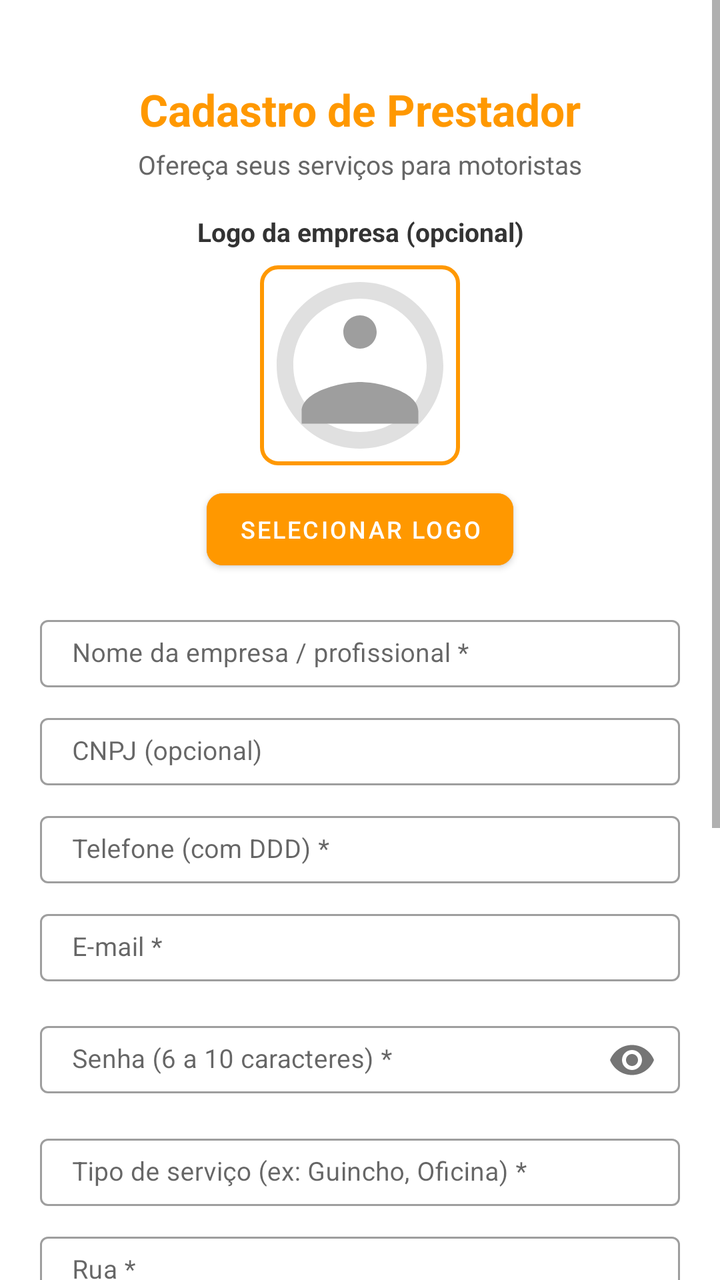
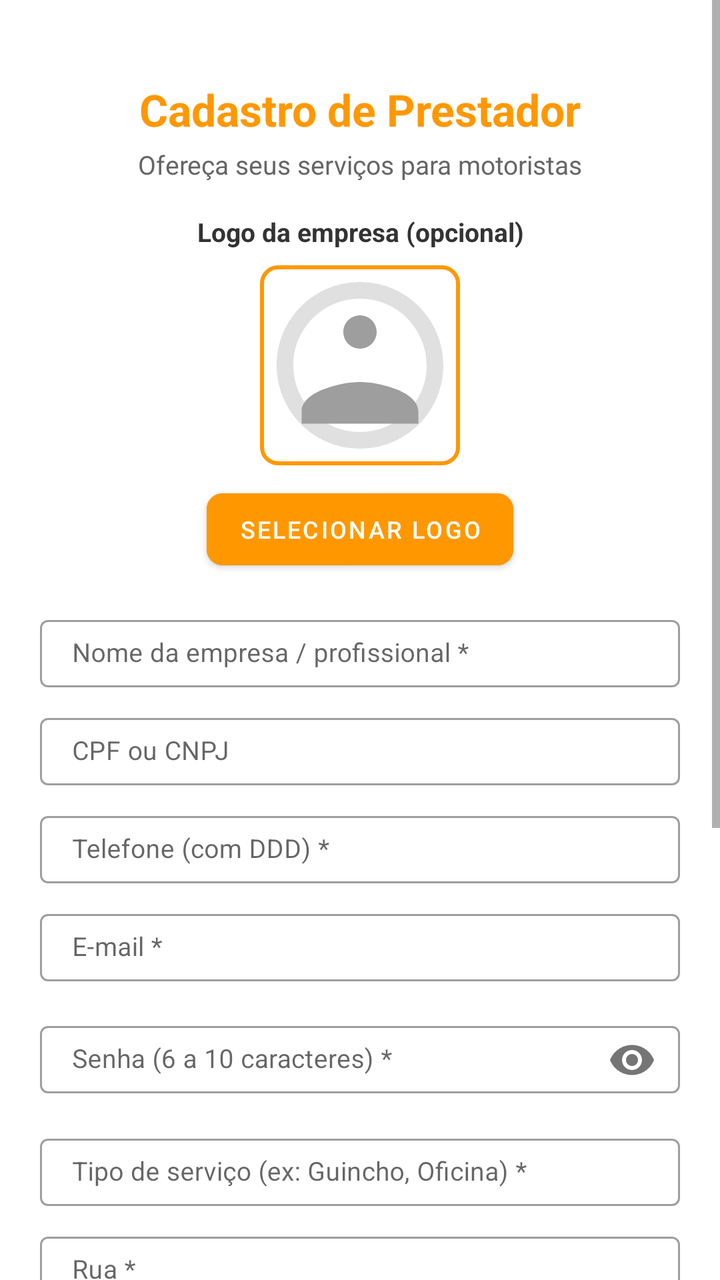

Before-and-after screenshots of an Android layout around one commit, followed by the original layout XML and the change that was made.
<!-- AndroidManifest.xml: application theme Theme.MaterialComponents.Light.NoActionBar -->
<!-- res/layout/activity_cadastro_prestador.xml -->
<?xml version="1.0" encoding="utf-8"?>
<ScrollView xmlns:android="http://schemas.android.com/apk/res/android"
    xmlns:app="http://schemas.android.com/apk/res-auto"
    xmlns:tools="http://schemas.android.com/tools"
    android:id="@+id/scrollView"
    android:layout_width="match_parent"
    android:layout_height="match_parent"
    android:background="@android:color/white"
    android:fillViewport="true"
    android:fitsSystemWindows="true"
    android:focusableInTouchMode="true">

    <androidx.constraintlayout.widget.ConstraintLayout
        android:layout_width="match_parent"
        android:layout_height="wrap_content"
        android:paddingStart="20dp"
        android:paddingEnd="20dp"
        android:paddingTop="16dp"
        android:paddingBottom="32dp"
        tools:context=".CadastroPrestadorActivity">

        
        <TextView
            android:id="@+id/tvTitulo"
            android:layout_width="wrap_content"
            android:layout_height="wrap_content"
            android:layout_marginTop="24dp"
            android:text="Cadastro de Prestador"
            android:textColor="#FF9800"
            android:textSize="22sp"
            android:textStyle="bold"
            app:layout_constraintEnd_toEndOf="parent"
            app:layout_constraintStart_toStartOf="parent"
            app:layout_constraintTop_toTopOf="parent" />

        
        <TextView
            android:id="@+id/tvSubtitulo"
            android:layout_width="0dp"
            android:layout_height="wrap_content"
            android:layout_marginTop="4dp"
            android:gravity="center"
            android:text="Ofereça seus serviços para motoristas"
            android:textColor="#666666"
            android:textSize="13sp"
            app:layout_constraintEnd_toEndOf="parent"
            app:layout_constraintStart_toStartOf="parent"
            app:layout_constraintTop_toBottomOf="@+id/tvTitulo" />

        
        <TextView
            android:id="@+id/tvLogoLabel"
            android:layout_width="0dp"
            android:layout_height="wrap_content"
            android:layout_marginTop="16dp"
            android:gravity="center"
            android:text="Logo da empresa (opcional)"
            android:textColor="#333333"
            android:textSize="13sp"
            android:textStyle="bold"
            app:layout_constraintEnd_toEndOf="parent"
            app:layout_constraintStart_toStartOf="parent"
            app:layout_constraintTop_toBottomOf="@+id/tvSubtitulo" />

        
        <ImageView
            android:id="@+id/ivLogo"
            android:layout_width="100dp"
            android:layout_height="100dp"
            android:layout_marginTop="8dp"
            android:src="@drawable/ic_placeholder_logo"
            android:scaleType="centerCrop"
            android:clickable="true"
            android:focusable="true"
            android:background="@drawable/border_logo"
            app:layout_constraintEnd_toEndOf="parent"
            app:layout_constraintStart_toStartOf="parent"
            app:layout_constraintTop_toBottomOf="@+id/tvLogoLabel" />

        
        <com.google.android.material.button.MaterialButton
            android:id="@+id/btnSelecionarLogo"
            android:layout_width="wrap_content"
            android:layout_height="wrap_content"
            android:layout_marginTop="8dp"
            android:backgroundTint="#FF9800"
            android:text="Selecionar Logo"
            android:textColor="@android:color/white"
            android:textSize="12sp"
            app:cornerRadius="8dp"
            app:layout_constraintEnd_toEndOf="parent"
            app:layout_constraintStart_toStartOf="parent"
            app:layout_constraintTop_toBottomOf="@+id/ivLogo" />

        
        <com.google.android.material.textfield.TextInputLayout
            android:id="@+id/tilNome"
            android:layout_width="0dp"
            android:layout_height="wrap_content"
            android:layout_marginTop="16dp"
            app:hintEnabled="true"
            style="@style/Widget.MaterialComponents.TextInputLayout.OutlinedBox"
            app:layout_constraintEnd_toEndOf="parent"
            app:layout_constraintStart_toStartOf="parent"
            app:layout_constraintTop_toBottomOf="@+id/btnSelecionarLogo">

            <com.google.android.material.textfield.TextInputEditText
                android:id="@+id/edtNome"
                android:layout_width="match_parent"
                android:layout_height="wrap_content"
                android:hint="Nome da empresa / profissional *"
                android:inputType="textCapWords|textPersonName"
                android:maxLines="1"
                android:textSize="13sp"
                android:paddingTop="8dp"
                android:paddingBottom="8dp" />
        </com.google.android.material.textfield.TextInputLayout>

        
        <com.google.android.material.textfield.TextInputLayout
            android:id="@+id/tilCnpj"
            android:layout_width="0dp"
            android:layout_height="wrap_content"
            android:layout_marginTop="10dp"
            app:hintEnabled="true"
            style="@style/Widget.MaterialComponents.TextInputLayout.OutlinedBox"
            app:layout_constraintEnd_toEndOf="parent"
            app:layout_constraintStart_toStartOf="parent"
            app:layout_constraintTop_toBottomOf="@+id/tilNome">

            <com.google.android.material.textfield.TextInputEditText
                android:id="@+id/edtCnpj"
                android:layout_width="match_parent"
                android:layout_height="wrap_content"
                android:hint="CNPJ (opcional)"
                android:inputType="number"
                android:maxLines="1"
                android:textSize="13sp"
                android:paddingTop="8dp"
                android:paddingBottom="8dp" />
        </com.google.android.material.textfield.TextInputLayout>

        
        <com.google.android.material.textfield.TextInputLayout
            android:id="@+id/tilTelefone"
            android:layout_width="0dp"
            android:layout_height="wrap_content"
            android:layout_marginTop="10dp"
            app:hintEnabled="true"
            style="@style/Widget.MaterialComponents.TextInputLayout.OutlinedBox"
            app:layout_constraintEnd_toEndOf="parent"
            app:layout_constraintStart_toStartOf="parent"
            app:layout_constraintTop_toBottomOf="@+id/tilCnpj">

            <com.google.android.material.textfield.TextInputEditText
                android:id="@+id/edtTelefone"
                android:layout_width="match_parent"
                android:layout_height="wrap_content"
                android:hint="Telefone (com DDD) *"
                android:inputType="phone"
                android:maxLines="1"
                android:textSize="13sp"
                android:paddingTop="8dp"
                android:paddingBottom="8dp" />
        </com.google.android.material.textfield.TextInputLayout>

        
        <com.google.android.material.textfield.TextInputLayout
            android:id="@+id/tilEmail"
            android:layout_width="0dp"
            android:layout_height="wrap_content"
            android:layout_marginTop="10dp"
            app:hintEnabled="true"
            style="@style/Widget.MaterialComponents.TextInputLayout.OutlinedBox"
            app:layout_constraintEnd_toEndOf="parent"
            app:layout_constraintStart_toStartOf="parent"
            app:layout_constraintTop_toBottomOf="@+id/tilTelefone">

            <com.google.android.material.textfield.TextInputEditText
                android:id="@+id/edtEmail"
                android:layout_width="match_parent"
                android:layout_height="wrap_content"
                android:hint="E-mail *"
                android:inputType="textEmailAddress"
                android:maxLines="1"
                android:textSize="13sp"
                android:paddingTop="8dp"
                android:paddingBottom="8dp" />
        </com.google.android.material.textfield.TextInputLayout>

        
        <com.google.android.material.textfield.TextInputLayout
            android:id="@+id/tilSenha"
            android:layout_width="0dp"
            android:layout_height="wrap_content"
            android:layout_marginTop="10dp"
            app:hintEnabled="true"
            app:passwordToggleEnabled="true"
            style="@style/Widget.MaterialComponents.TextInputLayout.OutlinedBox"
            app:layout_constraintEnd_toEndOf="parent"
            app:layout_constraintStart_toStartOf="parent"
            app:layout_constraintTop_toBottomOf="@+id/tilEmail">

            <com.google.android.material.textfield.TextInputEditText
                android:id="@+id/edtSenha"
                android:layout_width="match_parent"
                android:layout_height="wrap_content"
                android:hint="Senha (6 a 10 caracteres) *"
                android:inputType="textPassword"
                android:maxLength="10"
                android:maxLines="1"
                android:textSize="13sp"
                android:paddingTop="8dp"
                android:paddingBottom="8dp" />
        </com.google.android.material.textfield.TextInputLayout>

        
        <com.google.android.material.textfield.TextInputLayout
            android:id="@+id/tilServico"
            android:layout_width="0dp"
            android:layout_height="wrap_content"
            android:layout_marginTop="10dp"
            app:hintEnabled="true"
            style="@style/Widget.MaterialComponents.TextInputLayout.OutlinedBox"
            app:layout_constraintEnd_toEndOf="parent"
            app:layout_constraintStart_toStartOf="parent"
            app:layout_constraintTop_toBottomOf="@+id/tilSenha">

            <com.google.android.material.textfield.TextInputEditText
                android:id="@+id/edtServico"
                android:layout_width="match_parent"
                android:layout_height="wrap_content"
                android:hint="Tipo de serviço (ex: Guincho, Oficina) *"
                android:inputType="textCapWords"
                android:maxLines="1"
                android:textSize="13sp"
                android:paddingTop="8dp"
                android:paddingBottom="8dp" />
        </com.google.android.material.textfield.TextInputLayout>

        

        
        <com.google.android.material.textfield.TextInputLayout
            android:id="@+id/tilRua"
            android:layout_width="0dp"
            android:layout_height="wrap_content"
            android:layout_marginTop="10dp"
            app:hintEnabled="true"
            style="@style/Widget.MaterialComponents.TextInputLayout.OutlinedBox"
            app:layout_constraintEnd_toEndOf="parent"
            app:layout_constraintStart_toStartOf="parent"
            app:layout_constraintTop_toBottomOf="@+id/tilServico">

            <com.google.android.material.textfield.TextInputEditText
                android:id="@+id/edtRua"
                android:layout_width="match_parent"
                android:layout_height="wrap_content"
                android:hint="Rua *"
                android:inputType="textPostalAddress"
                android:maxLines="1"
                android:textSize="13sp"
                android:paddingTop="8dp"
                android:paddingBottom="8dp" />
        </com.google.android.material.textfield.TextInputLayout>

        
        <androidx.constraintlayout.widget.ConstraintLayout
            android:id="@+id/clNumeroBairro"
            android:layout_width="0dp"
            android:layout_height="wrap_content"
            android:layout_marginTop="10dp"
            app:layout_constraintEnd_toEndOf="parent"
            app:layout_constraintStart_toStartOf="parent"
            app:layout_constraintTop_toBottomOf="@+id/tilRua">

            <com.google.android.material.textfield.TextInputLayout
                android:id="@+id/tilNumero"
                android:layout_width="0dp"
                android:layout_height="wrap_content"
                app:hintEnabled="true"
                style="@style/Widget.MaterialComponents.TextInputLayout.OutlinedBox"
                app:layout_constraintEnd_toStartOf="@+id/tilBairro"
                app:layout_constraintStart_toStartOf="parent"
                app:layout_constraintTop_toTopOf="parent">

                <com.google.android.material.textfield.TextInputEditText
                    android:id="@+id/edtNumero"
                    android:layout_width="match_parent"
                    android:layout_height="wrap_content"
                    android:hint="Número *"
                    android:inputType="number"
                    android:maxLines="1"
                    android:textSize="13sp"
                    android:paddingTop="8dp"
                    android:paddingBottom="8dp" />
            </com.google.android.material.textfield.TextInputLayout>

            <com.google.android.material.textfield.TextInputLayout
                android:id="@+id/tilBairro"
                android:layout_width="0dp"
                android:layout_height="wrap_content"
                app:hintEnabled="true"
                style="@style/Widget.MaterialComponents.TextInputLayout.OutlinedBox"
                app:layout_constraintEnd_toEndOf="parent"
                app:layout_constraintStart_toEndOf="@+id/tilNumero"
                app:layout_constraintTop_toTopOf="parent"
                android:layout_marginStart="8dp">

                <com.google.android.material.textfield.TextInputEditText
                    android:id="@+id/edtBairro"
                    android:layout_width="match_parent"
                    android:layout_height="wrap_content"
                    android:hint="Bairro *"
                    android:inputType="textPostalAddress"
                    android:maxLines="1"
                    android:textSize="13sp"
                    android:paddingTop="8dp"
                    android:paddingBottom="8dp" />
            </com.google.android.material.textfield.TextInputLayout>
        </androidx.constraintlayout.widget.ConstraintLayout>

        
        <androidx.constraintlayout.widget.ConstraintLayout
            android:id="@+id/clCidadeEstado"
            android:layout_width="0dp"
            android:layout_height="wrap_content"
            android:layout_marginTop="10dp"
            app:layout_constraintEnd_toEndOf="parent"
            app:layout_constraintStart_toStartOf="parent"
            app:layout_constraintTop_toBottomOf="@+id/clNumeroBairro">

            <com.google.android.material.textfield.TextInputLayout
                android:id="@+id/tilCidade"
                android:layout_width="0dp"
                android:layout_height="wrap_content"
                app:hintEnabled="true"
                style="@style/Widget.MaterialComponents.TextInputLayout.OutlinedBox"
                app:layout_constraintEnd_toStartOf="@+id/tilEstado"
                app:layout_constraintStart_toStartOf="parent"
                app:layout_constraintTop_toTopOf="parent">

                <com.google.android.material.textfield.TextInputEditText
                    android:id="@+id/edtCidade"
                    android:layout_width="match_parent"
                    android:layout_height="wrap_content"
                    android:hint="Cidade *"
                    android:inputType="textPostalAddress"
                    android:maxLines="1"
                    android:textSize="13sp"
                    android:paddingTop="8dp"
                    android:paddingBottom="8dp" />
            </com.google.android.material.textfield.TextInputLayout>

            <com.google.android.material.textfield.TextInputLayout
                android:id="@+id/tilEstado"
                android:layout_width="0dp"
                android:layout_height="wrap_content"
                app:hintEnabled="true"
                style="@style/Widget.MaterialComponents.TextInputLayout.OutlinedBox"
                app:layout_constraintEnd_toEndOf="parent"
                app:layout_constraintStart_toEndOf="@+id/tilCidade"
                app:layout_constraintTop_toTopOf="parent"
                android:layout_marginStart="8dp">

                <com.google.android.material.textfield.TextInputEditText
                    android:id="@+id/edtEstado"
                    android:layout_width="match_parent"
                    android:layout_height="wrap_content"
                    android:hint="Estado *"
                    android:inputType="textCapCharacters"
                    android:maxLines="1"
                    android:textSize="13sp"
                    android:paddingTop="8dp"
                    android:paddingBottom="8dp" />
            </com.google.android.material.textfield.TextInputLayout>
        </androidx.constraintlayout.widget.ConstraintLayout>

        
        <androidx.constraintlayout.widget.ConstraintLayout
            android:id="@+id/clComplementoPais"
            android:layout_width="0dp"
            android:layout_height="wrap_content"
            android:layout_marginTop="10dp"
            app:layout_constraintEnd_toEndOf="parent"
            app:layout_constraintStart_toStartOf="parent"
            app:layout_constraintTop_toBottomOf="@+id/clCidadeEstado">

            <com.google.android.material.textfield.TextInputLayout
                android:id="@+id/tilComplemento"
                android:layout_width="0dp"
                android:layout_height="wrap_content"
                app:hintEnabled="true"
                style="@style/Widget.MaterialComponents.TextInputLayout.OutlinedBox"
                app:layout_constraintEnd_toStartOf="@+id/tilPais"
                app:layout_constraintStart_toStartOf="parent"
                app:layout_constraintTop_toTopOf="parent">

                <com.google.android.material.textfield.TextInputEditText
                    android:id="@+id/edtComplemento"
                    android:layout_width="match_parent"
                    android:layout_height="wrap_content"
                    android:hint="Complemento (opcional)"
                    android:inputType="textPostalAddress"
                    android:maxLines="1"
                    android:textSize="13sp"
                    android:paddingTop="8dp"
                    android:paddingBottom="8dp" />
            </com.google.android.material.textfield.TextInputLayout>

            <com.google.android.material.textfield.TextInputLayout
                android:id="@+id/tilPais"
                android:layout_width="0dp"
                android:layout_height="wrap_content"
                app:hintEnabled="true"
                style="@style/Widget.MaterialComponents.TextInputLayout.OutlinedBox"
                app:layout_constraintEnd_toEndOf="parent"
                app:layout_constraintStart_toEndOf="@+id/tilComplemento"
                app:layout_constraintTop_toTopOf="parent"
                android:layout_marginStart="8dp">

                <com.google.android.material.textfield.TextInputEditText
                    android:id="@+id/edtPais"
                    android:layout_width="match_parent"
                    android:layout_height="wrap_content"
                    android:hint="País *"
                    android:inputType="textCapWords"
                    android:maxLines="1"
                    android:textSize="13sp"
                    android:paddingTop="8dp"
                    android:paddingBottom="8dp"
                    android:text="Brasil" />
            </com.google.android.material.textfield.TextInputLayout>
        </androidx.constraintlayout.widget.ConstraintLayout>

        

        
        <com.google.android.material.textfield.TextInputLayout
            android:id="@+id/tilPreco"
            android:layout_width="0dp"
            android:layout_height="wrap_content"
            android:layout_marginTop="10dp"
            app:hintEnabled="true"
            style="@style/Widget.MaterialComponents.TextInputLayout.OutlinedBox"
            app:layout_constraintEnd_toEndOf="parent"
            app:layout_constraintStart_toStartOf="parent"
            app:layout_constraintTop_toBottomOf="@+id/clComplementoPais">

            <com.google.android.material.textfield.TextInputEditText
                android:id="@+id/edtPreco"
                android:layout_width="match_parent"
                android:layout_height="wrap_content"
                android:hint="Valor médio (opcional)"
                android:inputType="numberDecimal"
                android:maxLines="1"
                android:textSize="13sp"
                android:paddingTop="8dp"
                android:paddingBottom="8dp" />
        </com.google.android.material.textfield.TextInputLayout>

        
        <com.google.android.material.button.MaterialButton
            android:id="@+id/btnCadastrar"
            android:layout_width="0dp"
            android:layout_height="wrap_content"
            android:layout_marginTop="24dp"
            android:backgroundTint="#FF9800"
            android:text="CADASTRAR E OFERECER SERVIÇO"
            android:textColor="@android:color/white"
            android:textSize="14sp"
            android:padding="12dp"
            app:cornerRadius="10dp"
            app:layout_constraintEnd_toEndOf="parent"
            app:layout_constraintStart_toStartOf="parent"
            app:layout_constraintTop_toBottomOf="@+id/tilPreco" />
            
            <com.google.android.material.button.MaterialButton
                android:id="@+id/btnExcluir"
                style="@style/Widget.MaterialComponents.Button.OutlinedButton"
                android:layout_width="match_parent"
                android:layout_height="wrap_content"
                android:layout_marginTop="12dp"
                android:padding="12dp"
                android:text="EXCLUIR MEU CADASTRO"
                android:textColor="@color/admin_vermelho"
                android:visibility="gone"
                app:cornerRadius="12dp"
                app:strokeColor="@color/admin_vermelho" />


        
        <TextView
            android:layout_width="0dp"
            android:layout_height="wrap_content"
            android:layout_marginTop="16dp"
            android:layout_marginBottom="80dp"
            android:gravity="center"
            android:text="Ao cadastrar, você concorda com nossos Termos de Uso"
            android:textColor="#999999"
            android:textSize="11sp"
            app:layout_constraintEnd_toEndOf="parent"
            app:layout_constraintStart_toStartOf="parent"
            app:layout_constraintTop_toBottomOf="@+id/btnCadastrar" />

    </androidx.constraintlayout.widget.ConstraintLayout>
</ScrollView>
<!-- resources referenced by this layout -->
<resources>
  <color name="admin_vermelho">#D32F2F</color>
  <!-- drawable border_logo (drawable) -->
  <shape xmlns:android="http://schemas.android.com/apk/res/android"
      android:shape="rectangle">
      <solid android:color="@android:color/white" />
      <stroke android:width="2dp" android:color="#FF9800" />
      <corners android:radius="8dp" />
  </shape>
  <!-- drawable ic_placeholder_logo (drawable) -->
  <vector xmlns:android="http://schemas.android.com/apk/res/android"
      android:width="100dp"
      android:height="100dp"
      android:viewportWidth="24"
      android:viewportHeight="24">
      <path
          android:fillColor="#E0E0E0"
          android:pathData="M12,2C6.48,2 2,6.48 2,12s4.48,10 10,10 10,-4.48 10,-10S17.52,2 12,2zM12,4c4.41,0 8,3.59 8,8s-3.59,8 -8,8 -8,-3.59 -8,-8 3.59,-8 8,-8z"/>
      <path
          android:fillColor="#9E9E9E"
          android:pathData="M12,6c-1.1,0 -2,0.9 -2,2s0.9,2 2,2 2,-0.9 2,-2 -0.9,-2 -2,-2zM12,14c-2.33,0 -7,1.17 -7,3.5V19h14v-1.5c0,-2.33 -4.67,-3.5 -7,-3.5z"/>
  </vector>
</resources>

<!-- the commit's change to res/layout/activity_cadastro_prestador.xml (unified diff, before → after) -->
@@ -132,7 +132,8 @@
                 android:id="@+id/edtCnpj"
                 android:layout_width="match_parent"
                 android:layout_height="wrap_content"
-                android:hint="CNPJ (opcional)"
+                android:maxLength="18"
+                android:hint="CPF ou CNPJ"
                 android:inputType="number"
                 android:maxLines="1"
                 android:textSize="13sp"
